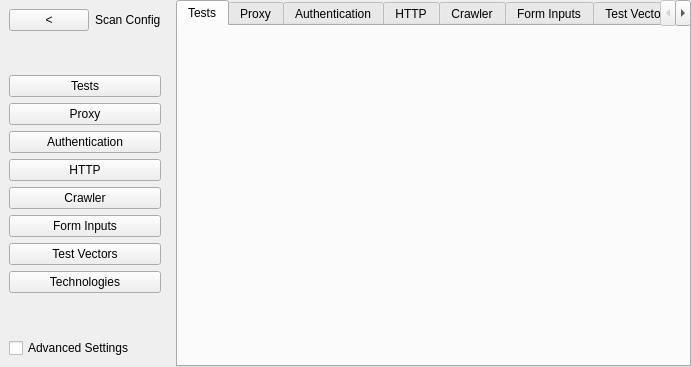
This is settingwindow.ui in miracletech322/ProtCyberUltraScanner as Qt 5 draws it before an edit. The edited form follows.
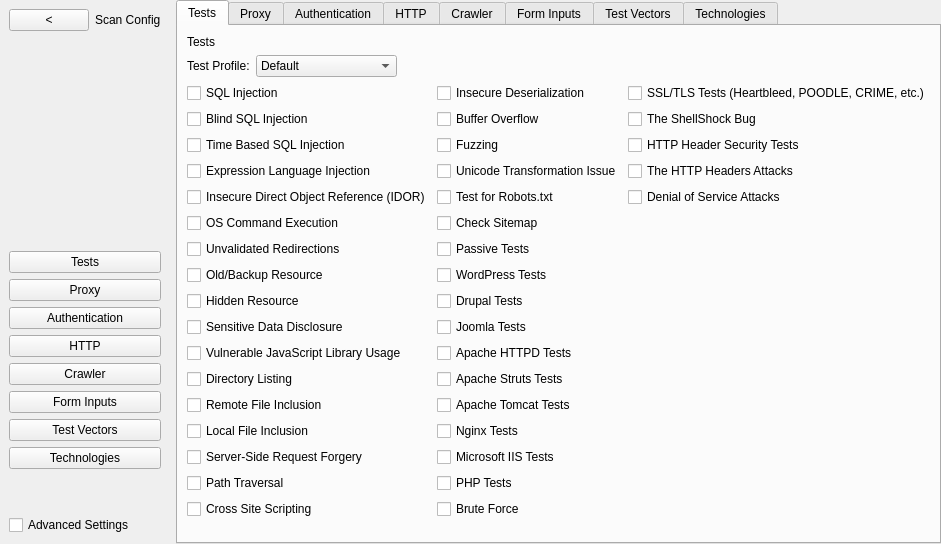
This is the edited form.

```diff
--- a/settingwindow.ui
+++ b/settingwindow.ui
@@ -6,8 +6,8 @@
    <rect>
     <x>0</x>
     <y>0</y>
-    <width>691</width>
-    <height>367</height>
+    <width>910</width>
+    <height>544</height>
    </rect>
   </property>
   <property name="windowTitle">
@@ -158,6 +158,389 @@
         <attribute name="title">
          <string>Tests</string>
         </attribute>
+        <layout class="QGridLayout" name="gridLayout_10">
+         <item row="0" column="0">
+          <layout class="QVBoxLayout" name="verticalLayout_30">
+           <item>
+            <widget class="QLabel" name="labelTests">
+             <property name="text">
+              <string>Tests</string>
+             </property>
+            </widget>
+           </item>
+           <item>
+            <layout class="QHBoxLayout" name="horizontalLayout_21">
+             <item>
+              <widget class="QLabel" name="labelTestProfile">
+               <property name="text">
+                <string>Test Profile:</string>
+               </property>
+              </widget>
+             </item>
+             <item>
+              <widget class="QComboBox" name="cmbTestProfile">
+               <item>
+                <property name="text">
+                 <string>Default</string>
+                </property>
+               </item>
+               <item>
+                <property name="text">
+                 <string>No Test</string>
+                </property>
+               </item>
+               <item>
+                <property name="text">
+                 <string>OWASP Top 10</string>
+                </property>
+               </item>
+               <item>
+                <property name="text">
+                 <string>Passive</string>
+                </property>
+               </item>
+               <item>
+                <property name="text">
+                 <string>Headers Security</string>
+                </property>
+               </item>
+               <item>
+                <property name="text">
+                 <string>Web Server Security</string>
+                </property>
+               </item>
+               <item>
+                <property name="text">
+                 <string>High Impact</string>
+                </property>
+               </item>
+               <item>
+                <property name="text">
+                 <string>Custom</string>
+                </property>
+               </item>
+              </widget>
+             </item>
+             <item>
+              <spacer name="horizontalSpacer_9">
+               <property name="orientation">
+                <enum>Qt::Orientation::Horizontal</enum>
+               </property>
+               <property name="sizeHint" stdset="0">
+                <size>
+                 <width>40</width>
+                 <height>20</height>
+                </size>
+               </property>
+              </spacer>
+             </item>
+            </layout>
+           </item>
+           <item>
+            <layout class="QHBoxLayout" name="horizontalLayout_20">
+             <item>
+              <layout class="QVBoxLayout" name="verticalLayout_27">
+               <item>
+                <widget class="QCheckBox" name="checkTestSQLInjection">
+                 <property name="text">
+                  <string>SQL Injection</string>
+                 </property>
+                </widget>
+               </item>
+               <item>
+                <widget class="QCheckBox" name="checkTestBlindSQLInjection">
+                 <property name="text">
+                  <string>Blind SQL Injection</string>
+                 </property>
+                </widget>
+               </item>
+               <item>
+                <widget class="QCheckBox" name="checkTestTimeBasedSQLInjection">
+                 <property name="text">
+                  <string>Time Based SQL Injection</string>
+                 </property>
+                </widget>
+               </item>
+               <item>
+                <widget class="QCheckBox" name="checkTestExpressionLanguageInjection">
+                 <property name="text">
+                  <string>Expression Language Injection</string>
+                 </property>
+                </widget>
+               </item>
+               <item>
+                <widget class="QCheckBox" name="checkTestInsecureDirectObjectReference">
+                 <property name="text">
+                  <string>Insecure Direct Object Reference (IDOR)</string>
+                 </property>
+                </widget>
+               </item>
+               <item>
+                <widget class="QCheckBox" name="checkTestOSCommandExecution">
+                 <property name="text">
+                  <string>OS Command Execution</string>
+                 </property>
+                </widget>
+               </item>
+               <item>
+                <widget class="QCheckBox" name="checkTestUnvalidatedRedirections">
+                 <property name="text">
+                  <string>Unvalidated Redirections</string>
+                 </property>
+                </widget>
+               </item>
+               <item>
+                <widget class="QCheckBox" name="checkTestOld">
+                 <property name="text">
+                  <string>Old/Backup Resource</string>
+                 </property>
+                </widget>
+               </item>
+               <item>
+                <widget class="QCheckBox" name="checkTestHiddenResource">
+                 <property name="text">
+                  <string>Hidden Resource</string>
+                 </property>
+                </widget>
+               </item>
+               <item>
+                <widget class="QCheckBox" name="checkTestSensitiveDataDisclosure">
+                 <property name="text">
+                  <string>Sensitive Data Disclosure</string>
+                 </property>
+                </widget>
+               </item>
+               <item>
+                <widget class="QCheckBox" name="checkTestVulnerableJavaScriptLibraryUsage">
+                 <property name="text">
+                  <string>Vulnerable JavaScript Library Usage</string>
+                 </property>
+                </widget>
+               </item>
+               <item>
+                <widget class="QCheckBox" name="checkTestDirectoryListing">
+                 <property name="text">
+                  <string>Directory Listing</string>
+                 </property>
+                </widget>
+               </item>
+               <item>
+                <widget class="QCheckBox" name="checkTestRemoteFileInclusion">
+                 <property name="text">
+                  <string>Remote File Inclusion</string>
+                 </property>
+                </widget>
+               </item>
+               <item>
+                <widget class="QCheckBox" name="checkTestLocalFileInclusion">
+                 <property name="text">
+                  <string>Local File Inclusion</string>
+                 </property>
+                </widget>
+               </item>
+               <item>
+                <widget class="QCheckBox" name="checkTestServerSideRequestForgery">
+                 <property name="text">
+                  <string>Server-Side Request Forgery</string>
+                 </property>
+                </widget>
+               </item>
+               <item>
+                <widget class="QCheckBox" name="checkTestPathTraversal">
+                 <property name="text">
+                  <string>Path Traversal</string>
+                 </property>
+                </widget>
+               </item>
+               <item>
+                <widget class="QCheckBox" name="checkTestCrossSiteScripting">
+                 <property name="text">
+                  <string>Cross Site Scripting</string>
+                 </property>
+                </widget>
+               </item>
+              </layout>
+             </item>
+             <item>
+              <layout class="QVBoxLayout" name="verticalLayout_28">
+               <item>
+                <widget class="QCheckBox" name="checkTestInsecureDeserialization">
+                 <property name="text">
+                  <string>Insecure Deserialization</string>
+                 </property>
+                </widget>
+               </item>
+               <item>
+                <widget class="QCheckBox" name="checkTestBufferOverflow">
+                 <property name="text">
+                  <string>Buffer Overflow</string>
+                 </property>
+                </widget>
+               </item>
+               <item>
+                <widget class="QCheckBox" name="checkTestFuzzing">
+                 <property name="text">
+                  <string>Fuzzing</string>
+                 </property>
+                </widget>
+               </item>
+               <item>
+                <widget class="QCheckBox" name="checkTestUnicodeTransformationIssue">
+                 <property name="text">
+                  <string>Unicode Transformation Issue</string>
+                 </property>
+                </widget>
+               </item>
+               <item>
+                <widget class="QCheckBox" name="checkTestTestforRobots">
+                 <property name="text">
+                  <string>Test for Robots.txt</string>
+                 </property>
+                </widget>
+               </item>
+               <item>
+                <widget class="QCheckBox" name="checkTestCheckSitemap">
+                 <property name="text">
+                  <string>Check Sitemap</string>
+                 </property>
+                </widget>
+               </item>
+               <item>
+                <widget class="QCheckBox" name="checkTestPassive">
+                 <property name="text">
+                  <string>Passive Tests</string>
+                 </property>
+                </widget>
+               </item>
+               <item>
+                <widget class="QCheckBox" name="checkTestWordPress">
+                 <property name="text">
+                  <string>WordPress Tests</string>
+                 </property>
+                </widget>
+               </item>
+               <item>
+                <widget class="QCheckBox" name="checkTestDrupal">
+                 <property name="text">
+                  <string>Drupal Tests</string>
+                 </property>
+                </widget>
+               </item>
+               <item>
+                <widget class="QCheckBox" name="checkTestJoomla">
+                 <property name="text">
+                  <string>Joomla Tests</string>
+                 </property>
+                </widget>
+               </item>
+               <item>
+                <widget class="QCheckBox" name="checkTestApacheHTTPD">
+                 <property name="text">
+                  <string>Apache HTTPD Tests</string>
+                 </property>
+                </widget>
+               </item>
+               <item>
+                <widget class="QCheckBox" name="checkTestApacheStruts">
+                 <property name="text">
+                  <string>Apache Struts Tests</string>
+                 </property>
+                </widget>
+               </item>
+               <item>
+                <widget class="QCheckBox" name="checkTestApacheTomcat">
+                 <property name="text">
+                  <string>Apache Tomcat Tests</string>
+                 </property>
+                </widget>
+               </item>
+               <item>
+                <widget class="QCheckBox" name="checkTestNginx">
+                 <property name="text">
+                  <string>Nginx Tests</string>
+                 </property>
+                </widget>
+               </item>
+               <item>
+                <widget class="QCheckBox" name="checkTestMicrosoftIIS">
+                 <property name="text">
+                  <string>Microsoft IIS Tests</string>
+                 </property>
+                </widget>
+               </item>
+               <item>
+                <widget class="QCheckBox" name="checkTestPHP">
+                 <property name="text">
+                  <string>PHP Tests</string>
+                 </property>
+                </widget>
+               </item>
+               <item>
+                <widget class="QCheckBox" name="checkTestBruteForce">
+                 <property name="text">
+                  <string>Brute Force</string>
+                 </property>
+                </widget>
+               </item>
+              </layout>
+             </item>
+             <item>
+              <layout class="QVBoxLayout" name="verticalLayout_29">
+               <item>
+                <widget class="QCheckBox" name="checkTestSSLTLS">
+                 <property name="text">
+                  <string>SSL/TLS Tests (Heartbleed, POODLE, CRIME, etc.)</string>
+                 </property>
+                </widget>
+               </item>
+               <item>
+                <widget class="QCheckBox" name="checkTestTheShellShockBug">
+                 <property name="text">
+                  <string>The ShellShock Bug</string>
+                 </property>
+                </widget>
+               </item>
+               <item>
+                <widget class="QCheckBox" name="checkTestHTTPHeaderSecurity">
+                 <property name="text">
+                  <string>HTTP Header Security Tests</string>
+                 </property>
+                </widget>
+               </item>
+               <item>
+                <widget class="QCheckBox" name="checkTestTheHTTPHeadersAttacks">
+                 <property name="text">
+                  <string>The HTTP Headers Attacks</string>
+                 </property>
+                </widget>
+               </item>
+               <item>
+                <widget class="QCheckBox" name="checkTestDenialServiceAttacks">
+                 <property name="text">
+                  <string>Denial of Service Attacks</string>
+                 </property>
+                </widget>
+               </item>
+               <item>
+                <spacer name="verticalSpacer_8">
+                 <property name="orientation">
+                  <enum>Qt::Orientation::Vertical</enum>
+                 </property>
+                 <property name="sizeHint" stdset="0">
+                  <size>
+                   <width>20</width>
+                   <height>40</height>
+                  </size>
+                 </property>
+                </spacer>
+               </item>
+              </layout>
+             </item>
+            </layout>
+           </item>
+          </layout>
+         </item>
+        </layout>
        </widget>
        <widget class="QWidget" name="tabProxy">
         <attribute name="title">
```
Left out of the diff: 1009 changed lines with no effect on the pictures.
